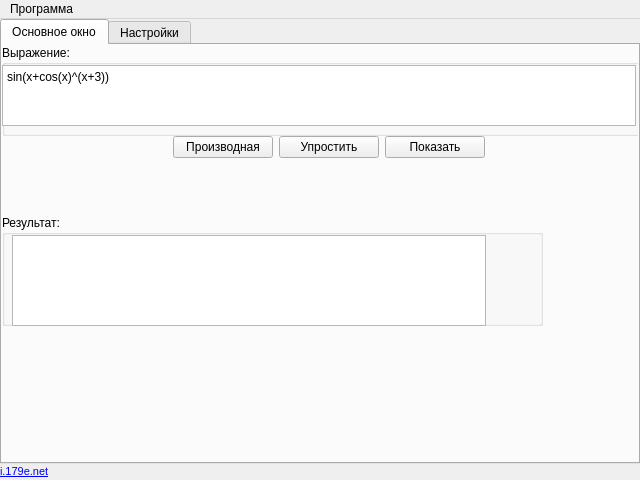
Above: diff.ui from sergeivolodin/Diff before the change. Below: the same form after it.
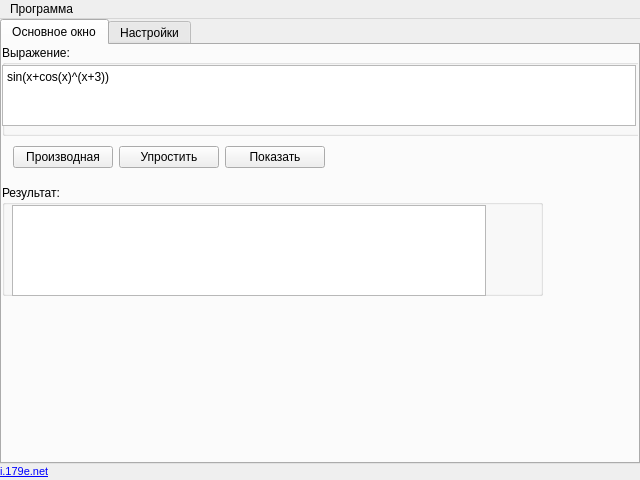
That is the form after the change.

The edit to the form file:
```diff
--- a/diff.ui
+++ b/diff.ui
@@ -60,8 +60,8 @@
      <widget class="QWidget" name="horizontalLayoutWidget_3">
       <property name="geometry">
        <rect>
-        <x>160</x>
-        <y>80</y>
+        <x>0</x>
+        <y>90</y>
         <width>314</width>
         <height>41</height>
        </rect>
@@ -139,7 +139,7 @@
       <property name="geometry">
        <rect>
         <x>0</x>
-        <y>170</y>
+        <y>140</y>
         <width>541</width>
         <height>111</height>
        </rect>
```
